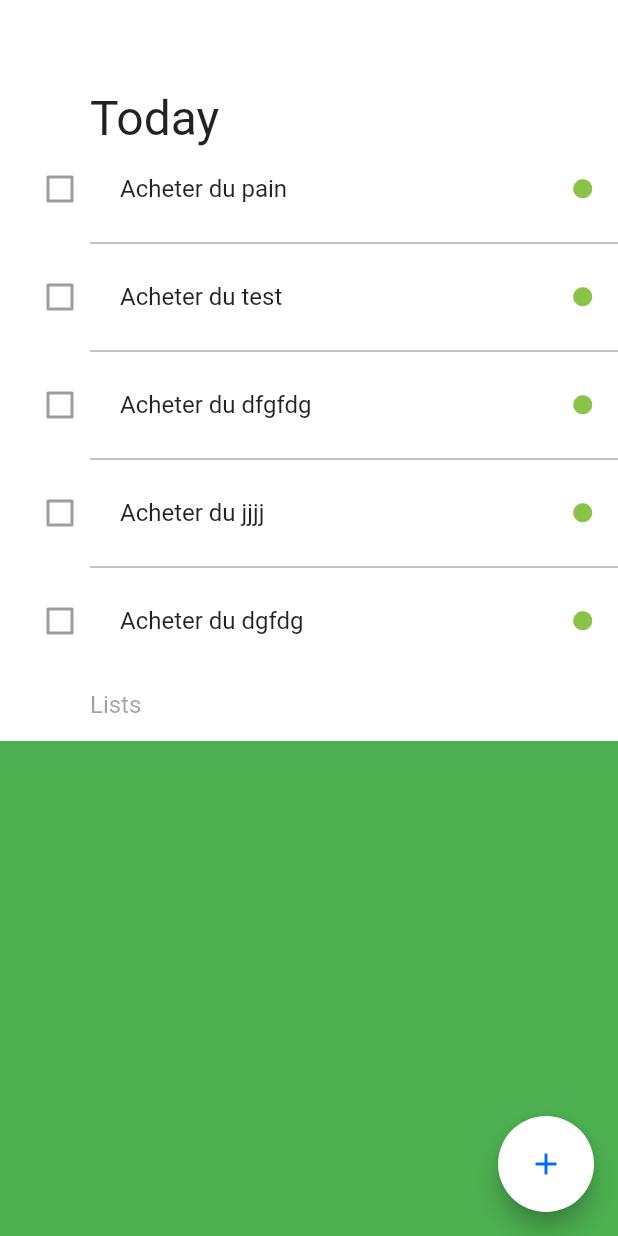
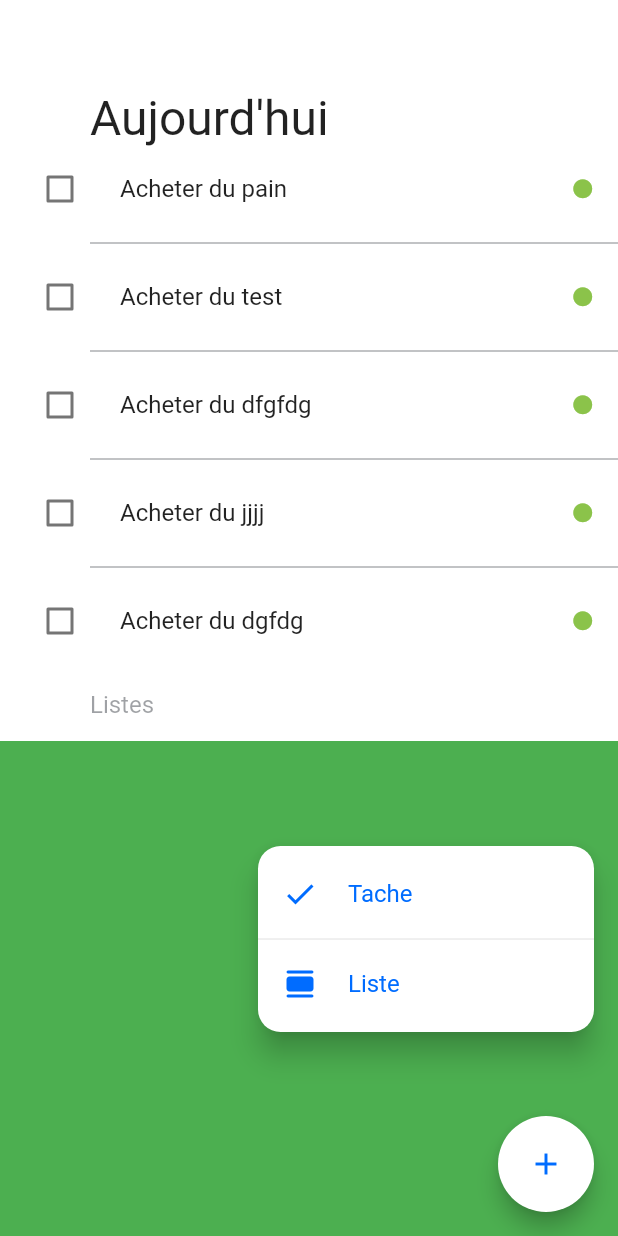
Before and after one commit to Askl31/myTasker_flutter, a Flutter app: the screen it shows after launch, after a tap on the "add" icon, on a phone screen of 412 x 824 dp. Run offline on Flutter 3.47's test engine with Material 2 defaults, Android fonts, the phone set to English and light mode, and no system bars.

Commit message:
Ajout, check ok

```diff
--- a/lib/models/task.dart
+++ b/lib/models/task.dart
@@ -1,11 +1,13 @@
 class Task {
   final String name;
-  bool isDone = false;
+  bool isCheck = false;
   final String category;
 
   Task({
     this.name,
-    this.isDone,
+    this.isCheck = false,
     this.category,
   });
+
+  void toogleCheck() => isCheck = !isCheck;
 }
--- a/lib/screens/home.dart
+++ b/lib/screens/home.dart
@@ -1,4 +1,5 @@
 import 'package:flutter/material.dart';
+import 'package:tasker/widgets/menu_floatingButton.dart';
 import 'package:tasker/widgets/tasks_list.dart';
 
 class Home extends StatelessWidget {
@@ -6,21 +7,22 @@ class Home extends StatelessWidget {
   Widget build(BuildContext context) {
     return Scaffold(
       backgroundColor: Colors.white,
-      floatingActionButton: Container(
-        width: 64.0,
-        height: 64.0,
-        child: FloatingActionButton(
-          backgroundColor: Colors.white,
-          child: Icon(
-            Icons.add,
-            color: Color(0xFF006CFF),
-            size: 24.0,
-          ),
-          onPressed: () {
-            //TODO : action FloatingButton
-          },
-        ),
-      ),
+      floatingActionButton: MenuFloatingButton(),
+      // Container(
+      //   width: 64.0,
+      //   height: 64.0,
+      //   child: FloatingActionButton(
+      //     backgroundColor: Colors.white,
+      //     child: Icon(
+      //       Icons.add,
+      //       color: Color(0xFF006CFF),
+      //       size: 24.0,
+      //     ),
+      //     onPressed: () {
+      //       MenuFloatingButton();
+      //     },
+      //   ),
+      // ),
       body: Column(
         crossAxisAlignment: CrossAxisAlignment.start,
         children: [
@@ -30,7 +32,7 @@ class Home extends StatelessWidget {
               top: 60.0,
             ),
             child: Text(
-              'Today',
+              'Aujourd\'hui',
               style: TextStyle(
                 fontSize: 32, /*TODO : changer police*/
               ),
@@ -42,7 +44,7 @@ class Home extends StatelessWidget {
           Padding(
             padding: const EdgeInsets.only(left: 60.0, top: 32.0, bottom: 15.0),
             child: Text(
-              'Lists',
+              'Listes',
               style: TextStyle(
                 color: Color(0X70252A31),
                 fontSize: 16, /*TODO : changer police*/
--- /dev/null
+++ b/lib/widgets/menu_floatingButton.dart
@@ -0,0 +1,96 @@
+import 'package:flutter/material.dart';
+import 'package:tasker/screens/add_list_screen.dart';
+import 'package:tasker/screens/add_task_screen.dart';
+
+class MenuFloatingButton extends StatefulWidget {
+  @override
+  _MenuFloatingButtonState createState() => _MenuFloatingButtonState();
+}
+
+class _MenuFloatingButtonState extends State<MenuFloatingButton> {
+  IconData menuFAB = Icons.add;
+
+  @override
+  Widget build(BuildContext context) {
+    return PopupMenuButton<int>(
+      itemBuilder: (context) => [
+        PopupMenuItem(
+          child: Row(
+            children: [
+              Icon(
+                Icons.check,
+                color: Color(0xFF006CFF),
+              ),
+              SizedBox(width: 20),
+              Text(
+                'Tache',
+                style: TextStyle(color: Color(0xFF006CFF)),
+              ),
+            ],
+          ),
+          value: 1,
+        ),
+        PopupMenuDivider(
+          height: 12,
+        ),
+        PopupMenuItem(
+          child: Row(
+            children: [
+              Icon(
+                Icons.calendar_view_day_rounded,
+                color: Color(0xFF006CFF),
+              ),
+              SizedBox(
+                width: 20,
+              ),
+              Text(
+                'Liste',
+                style: TextStyle(
+                  color: Color(0xFF006CFF),
+                ),
+              ),
+              SizedBox(
+                width: 100,
+              ),
+            ],
+          ),
+          value: 2,
+        ),
+      ],
+      child: Container(
+        width: 64.0,
+        height: 64.0,
+        child: FloatingActionButton(
+          // onPressed: () {
+          //   setState(
+          //     () {
+          //       menuFAB == Icons.add
+          //           ? menuFAB = Icons.close
+          //           : menuFAB = Icons.add;
+          //     },
+          //   );
+          // },
+          backgroundColor: Colors.white,
+          child: Icon(
+            menuFAB,
+            color: Color(0xFF006CFF),
+            size: 24.0,
+          ),
+        ),
+      ),
+      offset: Offset(0, -180),
+      shape: RoundedRectangleBorder(borderRadius: BorderRadius.circular(15.0)),
+      onSelected: (int index) {
+        index == 1
+            ? showModalBottomSheet(
+                isScrollControlled: true,
+                backgroundColor: Colors.transparent,
+                context: context,
+                builder: (BuildContext context) => AddTaskScreen())
+            : showModalBottomSheet(
+                context: context,
+                builder: (BuildContext context) => AddListScreen());
+      },
+    );
+  }
+}
--- a/lib/widgets/task_tile.dart
+++ b/lib/widgets/task_tile.dart
@@ -2,8 +2,16 @@ import 'package:flutter/material.dart';
 import 'package:tasker/widgets/roundedCheckbox.dart';
 
 class TaskTile extends StatelessWidget {
-  TaskTile({@required this.taskTitle});
+  TaskTile(
+      {@required this.taskTitle,
+      this.isChecked,
+      this.checkboxCallback,
+      this.longPressCallback});
+
   final String taskTitle;
+  final bool isChecked;
+  final Function checkboxCallback;
+  final Function longPressCallback;
 
   @override
   Widget build(BuildContext context) {
@@ -11,14 +19,20 @@ class TaskTile extends StatelessWidget {
       children: [
         ListTile(
           leading: Checkbox(
-            value: false,
+            value: isChecked,
+            onChanged: checkboxCallback,
           ),
-          title: Text(taskTitle),
+          title: Text(
+            taskTitle,
+            style: TextStyle(
+                decoration: isChecked ? TextDecoration.lineThrough : null),
+          ),
           trailing: Icon(
             Icons.circle,
             color: Colors.lightGreen,
             size: 15.0,
           ),
+          onLongPress: longPressCallback,
         ),
         Divider(
           color: Color(0X90252A31),
--- a/lib/widgets/tasks_list.dart
+++ b/lib/widgets/tasks_list.dart
@@ -11,6 +11,14 @@ class TasksList extends StatelessWidget {
       itemBuilder: (context, index) {
         return TaskTile(
           taskTitle: Provider.of<TaskData>(context).tasks[index].name,
+          isChecked: Provider.of<TaskData>(context).tasks[index].isCheck,
+          checkboxCallback: (checkboxState) {
+            Provider.of<TaskData>(context, listen: false).updateCheck(
+                Provider.of<TaskData>(context, listen: false).tasks[index]);
+          },
+          longPressCallback: () => Provider.of<TaskData>(context, listen: false)
+              .removeTask(
+                  Provider.of<TaskData>(context, listen: false).tasks[index]),
         );
       },
     );
```
Also changed, not shown: lib/models/task_data.dart (+15 -0 lines), lib/screens/add_list_screen.dart (added, +10 -0 lines), lib/screens/add_task_screen.dart (added, +62 -0 lines).
